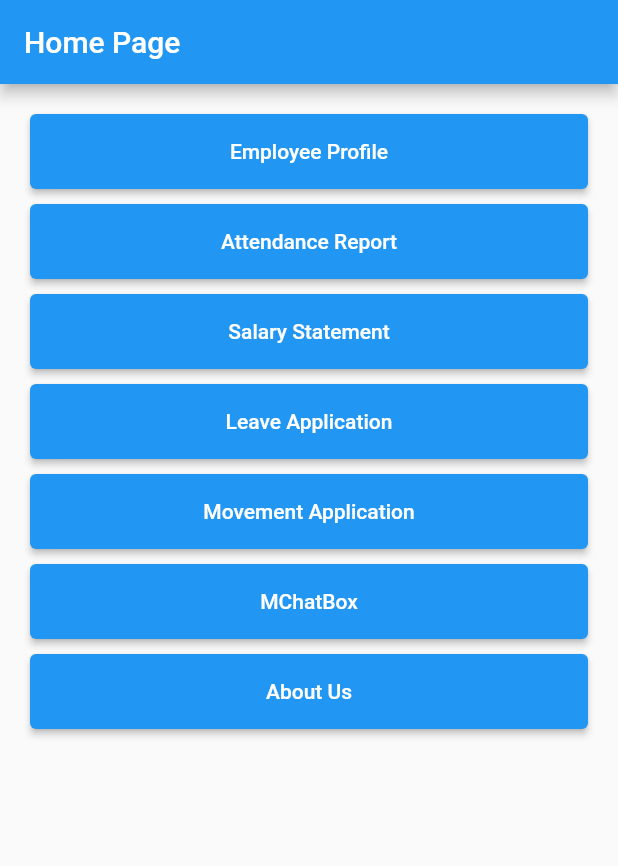
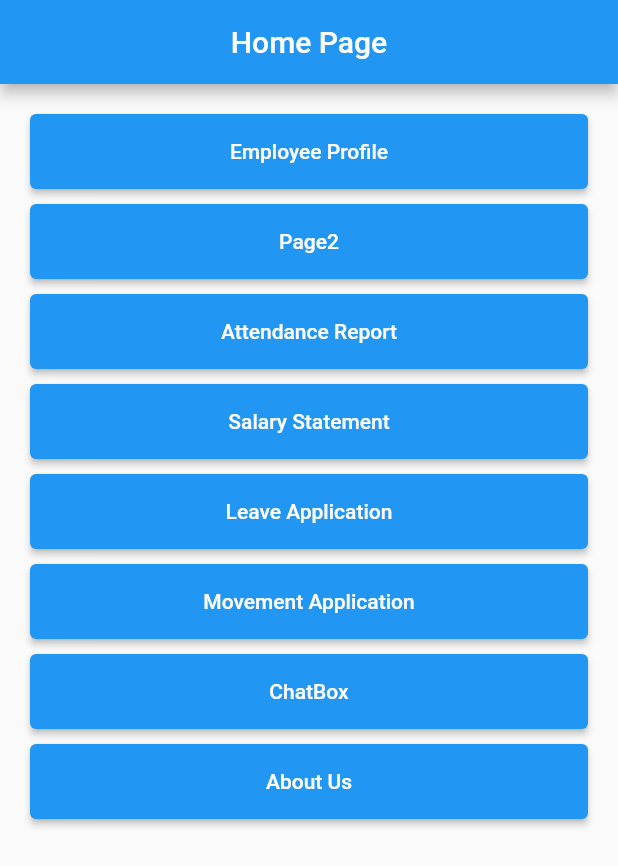
Before and after one commit to ManoarImran/G_Erp_app, a Flutter app: the HomePage screen opened directly, on a phone screen of 412 x 824 dp. Shown: the top 866 px of the screen. Run offline on Flutter 3.47's test engine with Material 2 defaults, Android fonts, the light colour scheme and no system bars.

Commit message:
Day1 adding icon

```diff
--- a/lib/screen/AttendanceReport.dart
+++ b/lib/screen/AttendanceReport.dart
@@ -6,7 +6,7 @@ class AttendanceReportPage extends StatelessWidget {
   @override
   Widget build(BuildContext context) {
     return Scaffold(
-      appBar: AppBar(title: const Text('Attendance Report'),),
+      appBar: AppBar(title: const Text('🗓️ Attendance Report'),),
 
     );
   }
--- a/lib/screen/ChatBox.dart
+++ b/lib/screen/ChatBox.dart
@@ -25,7 +25,7 @@ class _ChatboxScreenState extends State<ChatboxScreen> {
   Widget build(BuildContext context) {
     return Scaffold(
       appBar: AppBar(
-        title: Text('Inbox'),
+        title: Text('💬 Inbox'),
       ),
 
       body: Column(
--- a/lib/screen/EmployeeProfile.dart
+++ b/lib/screen/EmployeeProfile.dart
@@ -8,7 +8,7 @@ class EmployeeProfilePage extends StatelessWidget {
   @override
   Widget build(BuildContext context) {
     return Scaffold(
-      appBar: AppBar(title: const Text('Profile'),),
+      appBar: AppBar(title: const Text('🌐 Profile'),),
     );
   }
 }
--- a/lib/screen/HomePage.dart
+++ b/lib/screen/HomePage.dart
@@ -1,6 +1,7 @@
 import 'package:flutter/material.dart';
 import 'AboutUs.dart';
 import 'AttendanceReport.dart';
+import 'Page2.dart';
 import 'ChatBox.dart';
 import 'EmployeeProfile.dart';
 import 'LeaveApplication.dart';
@@ -13,7 +14,8 @@ class HomePage extends StatelessWidget {
   @override
   Widget build(BuildContext context) {
     return Scaffold(
-      appBar: AppBar(title: Text('Home Page'),),
+      appBar: AppBar(title: Center(child: Text('Home Page')),),
+
       body: const LoginPageBody(),
     );
   }
@@ -46,6 +48,17 @@ class _LoginPageBodyState extends State<LoginPageBody> {
                   onPressed: () {
                     Navigator.push(context,
                         MaterialPageRoute(builder: (context) => EmployeeProfilePage()));
+                  },
+                )),
+            SizedBox(height: 10),
+            Container(
+                height: 50,
+                padding: const EdgeInsets.fromLTRB(10, 0, 10, 0),
+                child: ElevatedButton(
+                  child: const Text('Page2'),
+                  onPressed: () {
+                    Navigator.push(context,
+                        MaterialPageRoute(builder: (context) => Page2()));
                   },
                 )),
             SizedBox(height: 10),
@@ -97,7 +110,7 @@ class _LoginPageBodyState extends State<LoginPageBody> {
                 height: 50,
                 padding: const EdgeInsets.fromLTRB(10, 0, 10, 0),
                 child: ElevatedButton(
-                  child: const Text('MChatBox'),
+                  child: const Text('ChatBox'),
                   onPressed: () {
                     Navigator.push(context,
                         MaterialPageRoute(builder: (context) => ChatBoxPage()));
--- a/lib/screen/LeaveApplication.dart
+++ b/lib/screen/LeaveApplication.dart
@@ -6,7 +6,7 @@ class LeaveApplicationPage extends StatelessWidget {
   @override
   Widget build(BuildContext context) {
     return Scaffold(
-      appBar: AppBar(title: const Text('Leave Application'),),
+      appBar: AppBar(title: const Text('📝Leave Application'),),
 
     );
   }
--- a/lib/screen/MovementApplication.dart
+++ b/lib/screen/MovementApplication.dart
@@ -6,7 +6,7 @@ class MovementApplicationPage extends StatelessWidget {
   @override
   Widget build(BuildContext context) {
     return Scaffold(
-      appBar: AppBar(title: const Text('Movement Application'),),
+      appBar: AppBar(title: const Text('📬 Movement Application'),),
 
     );
   }
--- /dev/null
+++ b/lib/screen/Page2.dart
@@ -0,0 +1,13 @@
+import 'package:flutter/material.dart';
+
+class Page2 extends StatelessWidget {
+  const Page2({Key? key}) : super(key: key);
+
+  @override
+  Widget build(BuildContext context) {
+    return Scaffold(
+      appBar: AppBar(title: const Text("🖥️ Page2"),),
+
+    );
+  }
+}
--- a/lib/screen/SalaryStatement.dart
+++ b/lib/screen/SalaryStatement.dart
@@ -6,7 +6,7 @@ class SalaryStatementPage extends StatelessWidget {
   @override
   Widget build(BuildContext context) {
     return Scaffold(
-      appBar: AppBar(title: const Text('Salary Statement'),),
+      appBar: AppBar(title: const Text('💲alary Statement'),),
 
     );
   }
```
Also changed, not shown: lib/screen/AboutUs.dart (+24 -15 lines), pubspec.yaml (+4 -4 lines), assets/A.jpg (added), assets/G.jpg (added), assets/G2.jpg (added).
